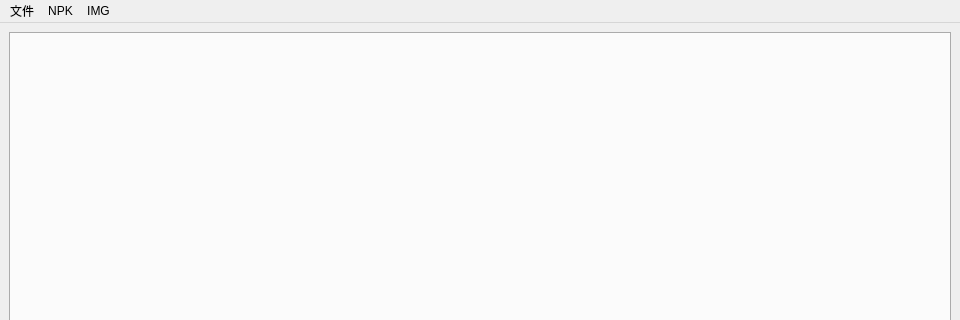
Old version of the form view/main/self.ui in the repository HsOjo/OjoDnfExtractor; both pictures show x 0 to 960 and y 0 to 320 of the 960 by 600 pixel window.
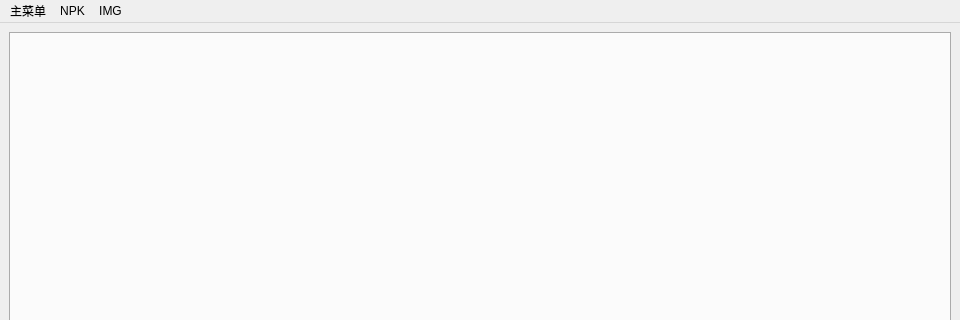
New version of the form.

```diff
--- a/view/main/self.ui
+++ b/view/main/self.ui
@@ -32,9 +32,9 @@
      <height>22</height>
     </rect>
    </property>
-   <widget class="QMenu" name="m_app">
+   <widget class="QMenu" name="m_main">
     <property name="title">
-     <string>文件</string>
+     <string>主菜单</string>
     </property>
     <addaction name="a_open"/>
     <addaction name="separator"/>
@@ -76,7 +76,7 @@
     <addaction name="a_replace_img"/>
     <addaction name="a_remove_img"/>
    </widget>
-   <addaction name="m_app"/>
+   <addaction name="m_main"/>
    <addaction name="m_npk"/>
    <addaction name="m_img"/>
   </widget>
```
Left out of the diff: 57 changed lines with no effect on the pictures.
